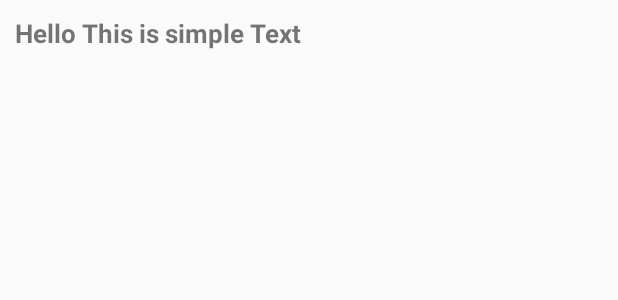
After one commit to codermahadi/MySqlLiteDemo, an Android app: the layout list_item.xml on its own in the app's theme, with its tools: preview values and no code run, on a phone screen of 412 x 824 dp. The commit adds this screen. Shown: the top 300 px of the screen. Run offline under Robolectric (Android 15) with nearby library versions, the phone set to English and light mode, and no system bars.

Commit message:
Show Data into list View

```diff
--- a/app/src/main/AndroidManifest.xml
+++ b/app/src/main/AndroidManifest.xml
@@ -16,6 +16,7 @@
                 <category android:name="android.intent.category.LAUNCHER" />
             </intent-filter>
         </activity>
+        <activity android:name=".ListViewActivity"></activity>
     </application>
 
 </manifest>
--- /dev/null
+++ b/app/src/main/res/layout/list_item.xml
@@ -0,0 +1,18 @@
+<?xml version="1.0" encoding="utf-8"?>
+<LinearLayout
+    xmlns:android="http://schemas.android.com/apk/res/android"
+    android:orientation="vertical"
+    android:layout_width="match_parent"
+    android:layout_height="match_parent">
+
+    <TextView
+        android:padding="10dp"
+        android:textStyle="bold"
+        android:textSize="17sp"
+        android:text="Hello This is simple Text"
+        android:id="@+id/listVId"
+        android:layout_width="match_parent"
+        android:layout_height="wrap_content" />
+
+
+</LinearLayout>
```
Also changed, not shown: app/src/main/java/com/example/mahadi/mysqllitedemo/ListViewActivity.java (added, +57 -0 lines), app/src/main/java/com/example/mahadi/mysqllitedemo/MainActivity.java (+12 -1 lines), app/src/main/res/layout/activity_list_view.xml (added, +19 -0 lines).
